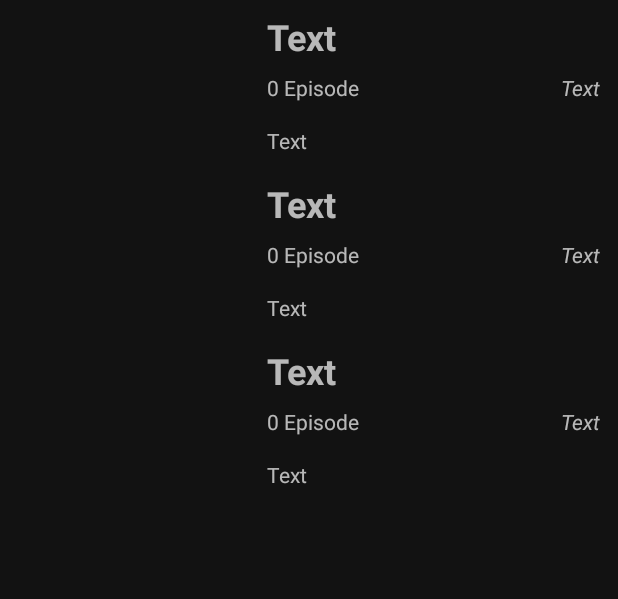
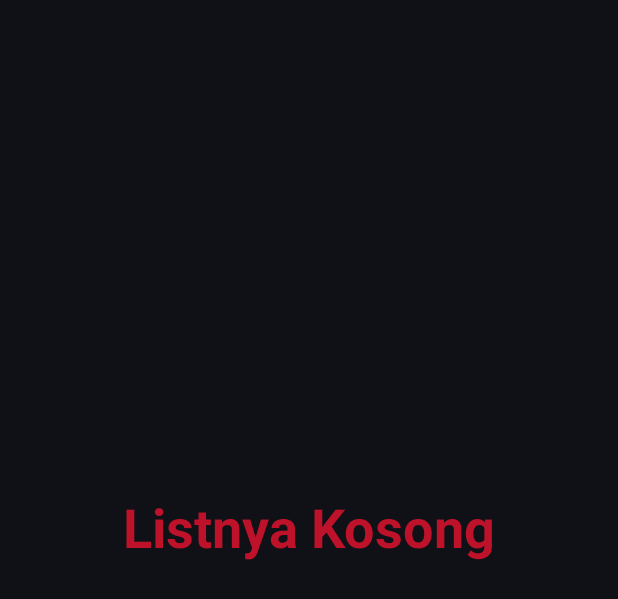
Before and after one commit to godofsleepy/MovieJetpack, an Android app: the layout fragment_mylist.xml on its own in the app's theme, with its tools: preview values and no code run, on a phone screen of 412 x 824 dp. Shown: the top 599 px of the screen. Run offline under Robolectric (Android 15) with nearby library versions, the phone set to English and light mode, and no system bars; network calls fail.

Commit message:
update my list

```diff
--- a/app/src/main/java/com/rifat/moviejetpack/ui/detail_film/DetailFilmActivity.kt
+++ b/app/src/main/java/com/rifat/moviejetpack/ui/detail_film/DetailFilmActivity.kt
@@ -28,7 +28,7 @@ class DetailFilmActivity : AppCompatActivity() {
         setContentView(binding.root)
         setSupportActionBar(binding.toolbar)
         supportActionBar?.setDisplayShowTitleEnabled(false)
-        val factory = ViewModelFactory.getInstance()
+        val factory = ViewModelFactory.getInstance(this)
         val viewModel = ViewModelProvider(this, factory)[DetailFilmViewModel::class.java]
         val relatedMovieAdapter = RelatedMovieAdapter()
         val extras = intent.extras
--- a/app/src/main/java/com/rifat/moviejetpack/ui/detail_series/DetailSeriesActivity.kt
+++ b/app/src/main/java/com/rifat/moviejetpack/ui/detail_series/DetailSeriesActivity.kt
@@ -26,7 +26,7 @@ class DetailSeriesActivity : AppCompatActivity() {
         setContentView(binding.root)
         setSupportActionBar(binding.toolbar)
         supportActionBar?.setDisplayShowTitleEnabled(false)
-        val factory = ViewModelFactory.getInstance()
+        val factory = ViewModelFactory.getInstance(this)
         val viewModel = ViewModelProvider(this, factory)[DetailSeriesViewModel::class.java]
         val listSeasonAdapter = ListSeasonAdapter()
         val relatedSeriesAdapter = RelatedSeriesAdapter()
--- a/app/src/main/java/com/rifat/moviejetpack/ui/home/film/FilmFragment.kt
+++ b/app/src/main/java/com/rifat/moviejetpack/ui/home/film/FilmFragment.kt
@@ -31,7 +31,7 @@ class FilmFragment : Fragment() {
     override fun onViewCreated(view: View, savedInstanceState: Bundle?) {
         super.onViewCreated(view, savedInstanceState)
         if (activity != null) {
-            val factory = ViewModelFactory.getInstance()
+            val factory = ViewModelFactory.getInstance(requireContext())
             val viewModel = ViewModelProvider(this, factory)[FilmViewModel::class.java]
             val filmAdapter = ListFilmAdapter()
             val genreAdapter = ListGenreAdapter()
--- a/app/src/main/java/com/rifat/moviejetpack/ui/home/series/SeriesFragment.kt
+++ b/app/src/main/java/com/rifat/moviejetpack/ui/home/series/SeriesFragment.kt
@@ -30,7 +30,7 @@ class SeriesFragment : Fragment() {
     override fun onViewCreated(view: View, savedInstanceState: Bundle?) {
         super.onViewCreated(view, savedInstanceState)
         if (activity != null) {
-            val factory = ViewModelFactory.getInstance()
+            val factory = ViewModelFactory.getInstance(requireContext())
             val viewModel = ViewModelProvider(this, factory)[SeriesViewModel::class.java]
             val seriesAdapter = ListSeriesAdapter()
             val genreAdapter = ListGenreAdapter()
--- a/app/src/main/java/com/rifat/moviejetpack/utils/adapter/HomePagerAdapter.kt
+++ b/app/src/main/java/com/rifat/moviejetpack/utils/adapter/HomePagerAdapter.kt
@@ -27,7 +27,7 @@ class HomePagerAdapter(private val mContext: Context, fm: FragmentManager) : Fra
         when (position) {
             0 -> FilmFragment()
             1 -> SeriesFragment()
-            3 -> MylistFragment()
+            2 -> MylistFragment()
             else -> Fragment()
         }
 
--- a/app/src/main/res/layout/fragment_mylist.xml
+++ b/app/src/main/res/layout/fragment_mylist.xml
@@ -5,15 +5,31 @@
     android:layout_width="match_parent"
     android:layout_height="match_parent"
     android:paddingHorizontal="12dp"
-    android:paddingVertical="8dp"
-    tools:context=".ui.home.mylist.MylistFragment">
+    android:background="@color/darkbg"
+    tools:context=".ui.home.mylist.MylistFragment"
+    android:paddingVertical="8dp">
 
     <androidx.recyclerview.widget.RecyclerView
         android:layout_width="match_parent"
         android:layout_height="wrap_content"
         tools:listitem="@layout/item_season"
+        android:id="@+id/list_season"
+        android:visibility="invisible"
         app:layout_constraintEnd_toEndOf="parent"
         app:layout_constraintStart_toStartOf="parent"
         app:layout_constraintTop_toTopOf="parent" />
 
+    <TextView
+        android:id="@+id/txt_list"
+        android:layout_width="wrap_content"
+        android:layout_height="wrap_content"
+        android:text="@string/list_nya_kosong"
+        android:textColor="@color/pink"
+        android:textSize="36sp"
+        android:textStyle="bold"
+        app:layout_constraintBottom_toBottomOf="parent"
+        app:layout_constraintEnd_toEndOf="parent"
+        app:layout_constraintStart_toStartOf="parent"
+        app:layout_constraintTop_toTopOf="parent"
+        app:layout_constraintVertical_bias="0.42000002" />
 </androidx.constraintlayout.widget.ConstraintLayout>
--- a/app/src/main/res/values/strings.xml
+++ b/app/src/main/res/values/strings.xml
@@ -22,5 +22,6 @@
     <string name="total_seasons">Total Seasons</string>
     <string name="_0_episode">0 Episode</string>
     <string name="total_episode">Total Episode</string>
+    <string name="list_nya_kosong">Listnya Kosong</string>
 
 </resources>
```
Also changed, not shown: app/src/main/java/com/rifat/moviejetpack/di/Injection.kt (+7 -3 lines), app/src/main/java/com/rifat/moviejetpack/ui/home/mylist/MylistFragment.kt (+33 -2 lines), app/src/main/java/com/rifat/moviejetpack/ui/home/mylist/MylistViewModel.kt (added, +10 -0 lines), app/src/main/java/com/rifat/moviejetpack/utils/adapter/ListFavAdapter.kt (added, +63 -0 lines), app/src/main/java/com/rifat/moviejetpack/utils/viewmodel/ViewModelFactory.kt (+7 -2 lines).
